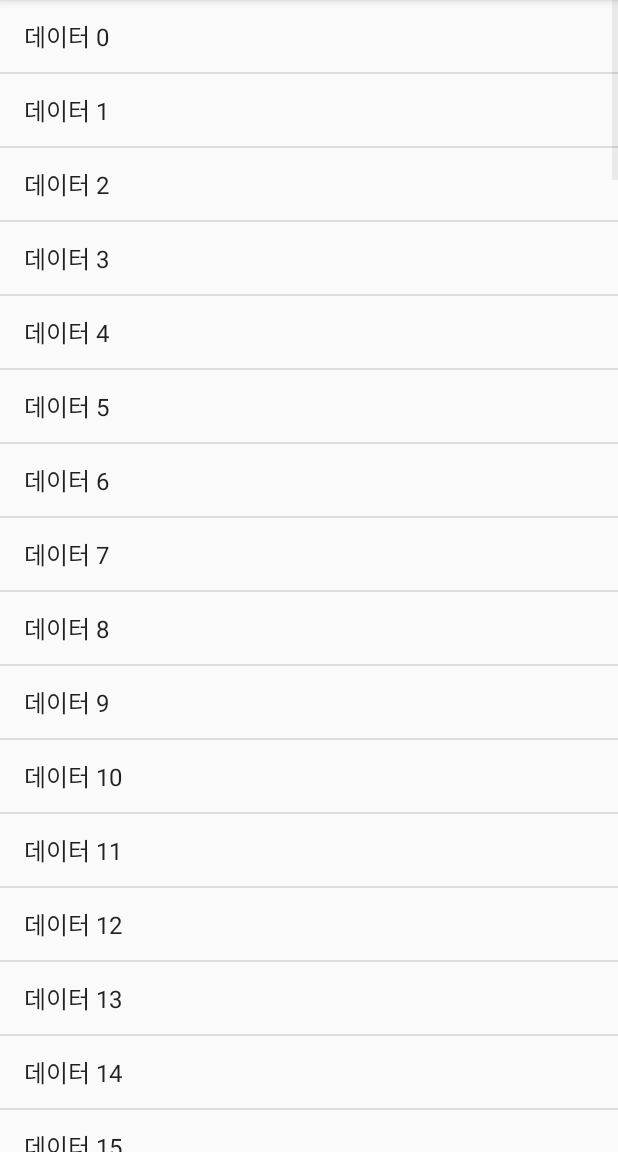
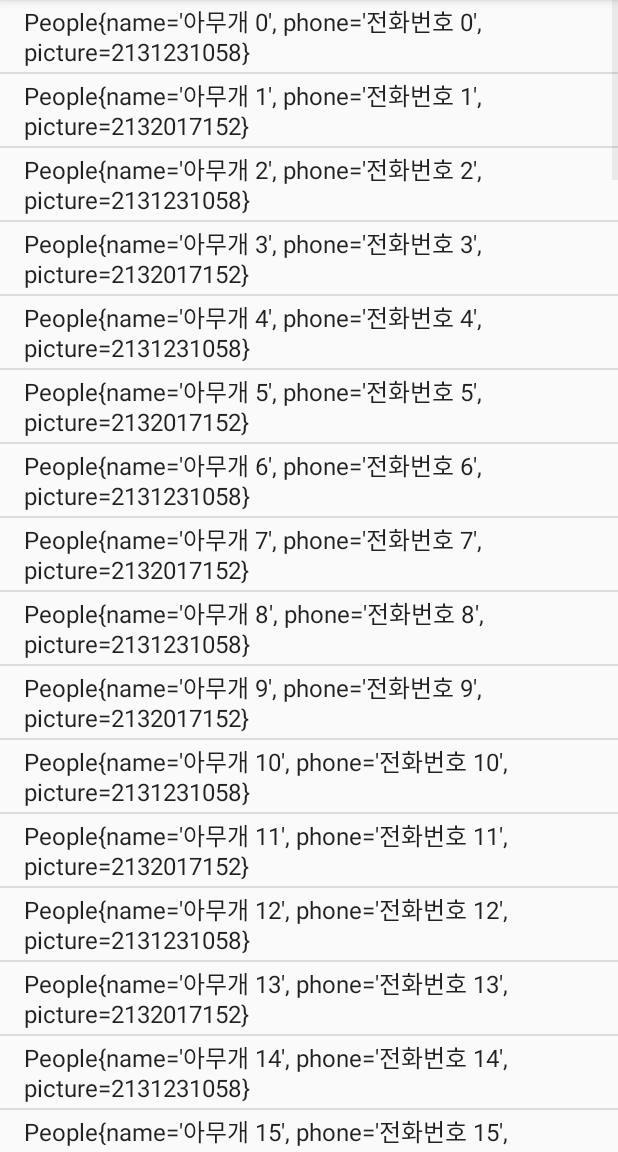
Before and after one commit to suwonsmartapp/Android6ki, an Android app: the AdapterViewExamActivity screen opened directly, with no data from a screen before it, on a phone screen of 412 x 824 dp, the part 84-1236 px from its top. Run offline under Robolectric (Android 15) with nearby library versions, the phone set to English and light mode, and no system bars.

Commit message:
BaseAdapter 상속하여 나만의 어댑터 만들기 : PeopleAdapter, People

```diff
--- a/app/src/main/java/com/example/myapplication/adapterview/AdapterViewExamActivity.java
+++ b/app/src/main/java/com/example/myapplication/adapterview/AdapterViewExamActivity.java
@@ -20,13 +20,20 @@ public class AdapterViewExamActivity extends AppCompatActivity {
         ListView listView = (ListView) findViewById(R.id.list_view);
 
         // Data
-        ArrayList<String> data = new ArrayList<>();
+        ArrayList<People> data = new ArrayList<>();
         for (int i = 0; i < 100; i++) {
-            data.add("데이터 " + i);
+            int picture;
+            if (i % 2 == 0) {
+                picture = R.drawable.girl;
+            } else {
+                picture = R.mipmap.ic_launcher;
+            }
+            People people = new People("아무개 " + i, "전화번호 " + i, picture);
+            data.add(people);
         }
 
         // Adapter
-        ArrayAdapter<String> adapter = new ArrayAdapter<String>(AdapterViewExamActivity.this,
+        ArrayAdapter<People> adapter = new ArrayAdapter<People>(AdapterViewExamActivity.this,
                 android.R.layout.simple_list_item_1,
                 data);
 
--- /dev/null
+++ b/app/src/main/java/com/example/myapplication/adapterview/People.java
@@ -0,0 +1,51 @@
+package com.example.myapplication.adapterview;
+
+/**
+ * 모델 클래스
+ */
+
+public class People {
+    private String name;
+    private String phone;
+    private int picture;
+
+    public People(String name, String phone, int picture) {
+        this.name = name;
+        this.phone = phone;
+        this.picture = picture;
+    }
+
+    public String getName() {
+        return name;
+    }
+
+    public void setName(String name) {
+        this.name = name;
+    }
+
+    public String getPhone() {
+        return phone;
+    }
+
+    public void setPhone(String phone) {
+        this.phone = phone;
+    }
+
+    public int getPicture() {
+        return picture;
+    }
+
+    public void setPicture(int picture) {
+        this.picture = picture;
+    }
+
+    @Override
+    public String toString() {
+        final StringBuffer sb = new StringBuffer("People{");
+        sb.append("name='").append(name).append('\'');
+        sb.append(", phone='").append(phone).append('\'');
+        sb.append(", picture=").append(picture);
+        sb.append('}');
+        return sb.toString();
+    }
+}
--- a/app/src/main/res/layout/activity_adapter_view_exam.xml
+++ b/app/src/main/res/layout/activity_adapter_view_exam.xml
@@ -9,6 +9,7 @@
     <ListView
         android:id="@+id/list_view"
         android:layout_width="match_parent"
-        android:layout_height="match_parent" />
+        android:layout_height="match_parent"
+        tools:listitem="@layout/item_exam" />
 
 </LinearLayout>
```
Also changed, not shown: app/src/main/java/com/example/myapplication/adapterview/PeopleAdapter.java (added, +47 -0 lines), app/src/main/res/layout/item_exam.xml (added, +32 -0 lines).
